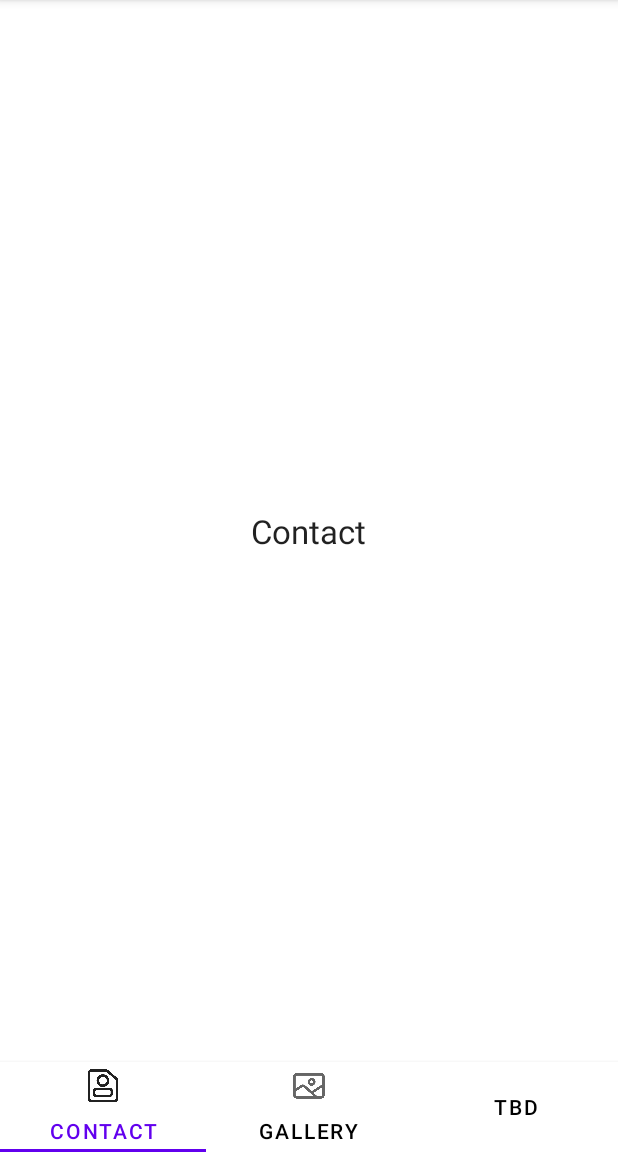
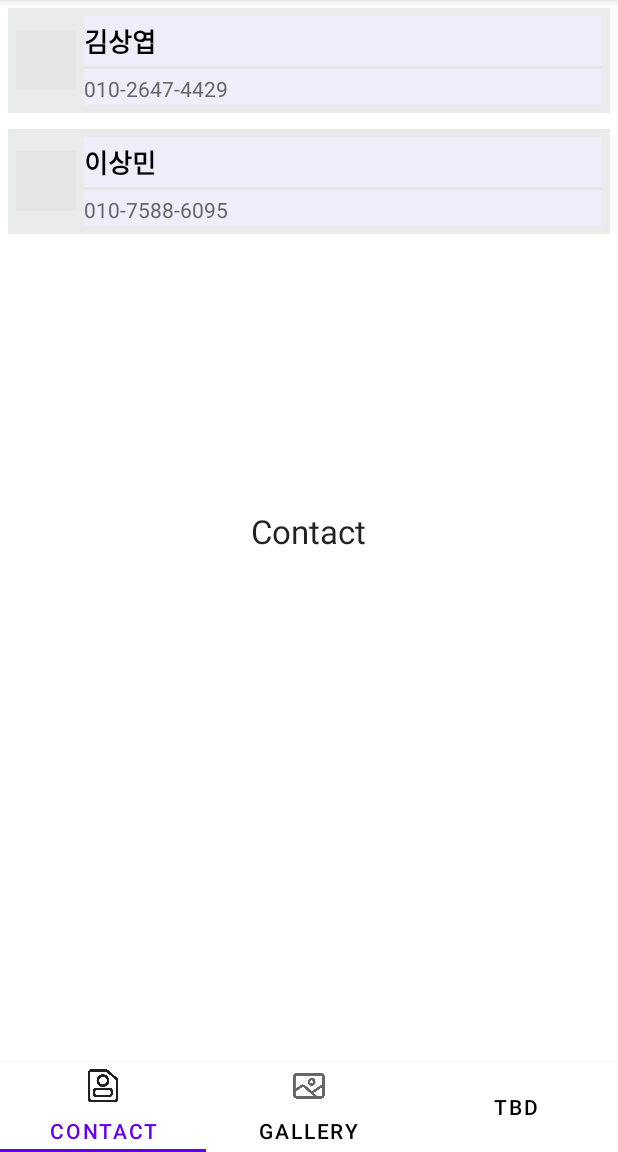
Before and after one commit to beoygnas/madcamp2022_week1, an Android app: the screen it shows after launch (MainActivity), on a phone screen of 412 x 824 dp, the part 84-1236 px from its top. Run offline under Robolectric (Android 15) with nearby library versions, the phone set to English and light mode, and no system bars.

Commit message:
recycler view
data추가는 xx

```diff
--- a/app/build.gradle
+++ b/app/build.gradle
@@ -30,6 +30,10 @@ android {
     kotlinOptions {
         jvmTarget = '1.8'
     }
+
+    viewBinding{
+        enabled =true
+    }
 }
 
 dependencies {
--- a/app/src/main/java/com/example/week1/ContactFragment.kt
+++ b/app/src/main/java/com/example/week1/ContactFragment.kt
@@ -1,10 +1,12 @@
 package com.example.week1
 
 import android.os.Bundle
+import android.provider.ContactsContract
 import androidx.fragment.app.Fragment
 import android.view.LayoutInflater
 import android.view.View
 import android.view.ViewGroup
+import androidx.core.content.ContextCompat
 import com.example.week1.databinding.FragmentContactBinding
 import com.example.week1.databinding.FragmentMyBinding
 
@@ -51,6 +53,13 @@ class ContactFragment : Fragment() {
 
     override fun onViewCreated(view: View, savedInstanceState: Bundle?) {
         binding.textview.text = param1
+
+        val list = ArrayList<Phone>()
+        list.add(Phone(ContextCompat.getDrawable(requireContext(), R.drawable.img)!!, "김상엽", "010-2647-4429"))
+        list.add(Phone(ContextCompat.getDrawable(requireContext(), R.drawable.img)!!, "이상민", "010-7588-6095"))
+
+        val adapter = phoneAdapter(list)
+        binding.phonelistview.adapter = adapter
     }
 
     companion object {
--- /dev/null
+++ b/app/src/main/java/com/example/week1/Phone.kt
@@ -0,0 +1,9 @@
+package com.example.week1
+
+import android.graphics.drawable.Drawable
+
+data class Phone(
+    var img : Drawable,
+    var name: String,
+    var number: String
+)
--- /dev/null
+++ b/app/src/main/java/com/example/week1/phoneAdapter.kt
@@ -0,0 +1,44 @@
+package com.example.week1
+
+import android.os.Bundle
+import android.view.LayoutInflater
+import android.view.View
+import android.view.ViewGroup
+import android.widget.TextView
+import android.widget.Toast
+import androidx.recyclerview.widget.RecyclerView
+import com.example.week1.databinding.FragmentContactBinding
+import com.example.week1.databinding.ItemViewBinding
+
+
+class phoneAdapter(private val items: ArrayList<Phone>) : RecyclerView.Adapter<phoneAdapter.ViewHolder>() {
+
+    override fun getItemCount(): Int = items.size
+
+    override fun onBindViewHolder(holder: phoneAdapter.ViewHolder, position: Int) {
+
+        val item = items[position]
+        val listener = View.OnClickListener { it ->
+            Toast.makeText(it.context, "Clicked -> Name : ${item.name}, Number : ${item.number}", Toast.LENGTH_SHORT).show()
+        }
+        holder.apply {
+            bind(listener, item)
+            itemView.tag = item
+        }
+    }
+
+    override fun onCreateViewHolder(parent: ViewGroup, viewType: Int): ViewHolder {
+//        val inflatedView = LayoutInflater.from(parent.context).inflate(R.layout.item_view, parent, false)
+//        return phoneAdapter.ViewHolder(inflatedView)
+        val binding = ItemViewBinding.inflate(LayoutInflater.from(parent.context), parent, false)
+        return ViewHolder(binding)
+    }
+
+    // 각 항목에 필요한 기능을 구현
+    class ViewHolder(private var binding : ItemViewBinding) : RecyclerView.ViewHolder(binding.root) {
+        fun bind(listener: View.OnClickListener, item: Phone) {
+            binding.Name.text = item.name
+            binding.Number.text = item.number
+        }
+    }
+}
--- a/app/src/main/res/layout/fragment_contact.xml
+++ b/app/src/main/res/layout/fragment_contact.xml
@@ -1,5 +1,6 @@
 <?xml version="1.0" encoding="utf-8"?>
 <FrameLayout xmlns:android="http://schemas.android.com/apk/res/android"
+    xmlns:app="http://schemas.android.com/apk/res-auto"
     xmlns:tools="http://schemas.android.com/tools"
     android:layout_width="match_parent"
     android:layout_height="match_parent"
@@ -14,4 +15,17 @@
         android:textAppearance="@style/TextAppearance.AppCompat.Large"
         android:text="@string/hello_blank_fragment" />
 
+    <LinearLayout
+        android:layout_width="match_parent"
+        android:layout_height="match_parent">
+
+        <androidx.recyclerview.widget.RecyclerView
+            android:id="@+id/phonelistview"
+            android:layout_width="match_parent"
+            android:layout_height="match_parent"
+            app:layoutManager="androidx.recyclerview.widget.LinearLayoutManager"
+            tools:listitem="@layout/item_view"
+        />
+    </LinearLayout>
+
 </FrameLayout>
--- a/app/src/main/res/layout/fragment_gallery.xml
+++ b/app/src/main/res/layout/fragment_gallery.xml
@@ -1,6 +1,7 @@
 <?xml version="1.0" encoding="utf-8"?>
 <FrameLayout xmlns:android="http://schemas.android.com/apk/res/android"
     xmlns:tools="http://schemas.android.com/tools"
+    xmlns:app="http://schemas.android.com/apk/res-auto"
     android:layout_width="match_parent"
     android:layout_height="match_parent"
     tools:context=".GalleryFragment">
--- /dev/null
+++ b/app/src/main/res/layout/item_view.xml
@@ -0,0 +1,54 @@
+<?xml version="1.0" encoding="utf-8"?>
+<LinearLayout xmlns:android="http://schemas.android.com/apk/res/android"
+    android:layout_width="match_parent"
+    android:layout_height="70dp"
+    android:layout_margin="5dp"
+    android:layout_marginBottom="5dp"
+    android:orientation="vertical">
+
+    <LinearLayout
+        android:layout_width="match_parent"
+        android:layout_height="wrap_content"
+        android:background="#EAECEB"
+        android:orientation="horizontal"
+        android:padding="5dp">
+
+        <ImageView
+            android:id="@+id/imgUser_icon"
+            android:layout_width="40dp"
+            android:layout_height="40dp"
+            android:layout_gravity="center"
+            android:background="#E6E6E6"/>
+
+        <LinearLayout
+            android:layout_width="fill_parent"
+            android:layout_height="wrap_content"
+            android:layout_marginLeft="5dp"
+            android:background="#E6E6E6"
+            android:orientation="vertical">
+
+            <TextView
+                android:id="@+id/Name"
+                android:layout_width="match_parent"
+                android:layout_height="wrap_content"
+                android:background="#EEEEFA"
+                android:paddingTop="3dp"
+                android:paddingBottom="3dp"
+                android:textColor="#000000"
+                android:textSize="17dp"
+                android:textStyle="bold" />
+
+            <TextView
+                android:id="@+id/Number"
+                android:layout_width="match_parent"
+                android:layout_height="wrap_content"
+                android:layout_marginTop="2dp"
+                android:background="#EEEEFA"
+                android:paddingTop="3dp"
+                android:paddingBottom="3dp"
+                android:textColor="#666666"
+                android:textSize="14dp" />
+
+        </LinearLayout>
+    </LinearLayout>
+</LinearLayout>
```
Also changed, not shown: app/src/main/res/drawable/img.png (added).
